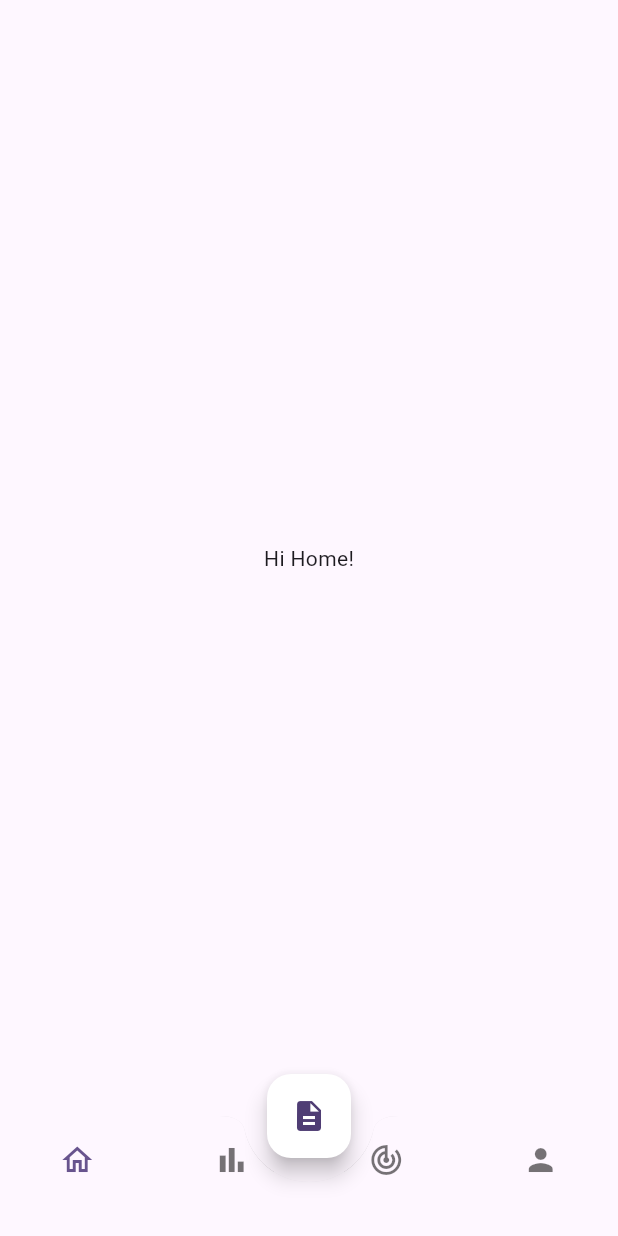
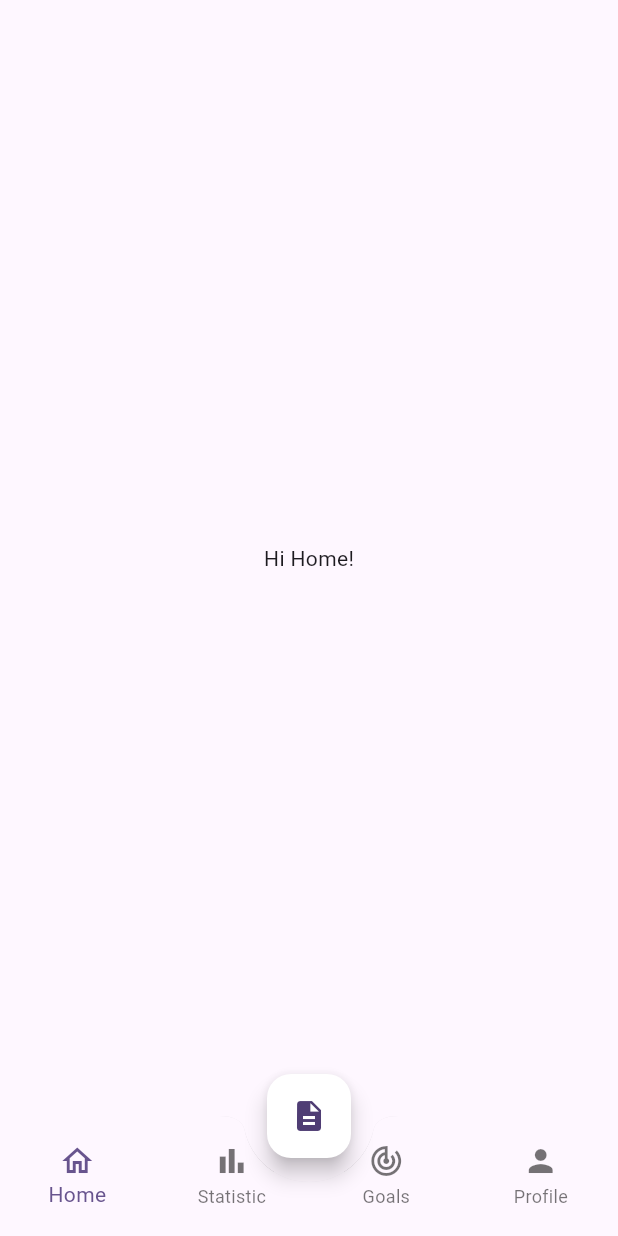
Before and after one commit to UnknownRori/budgetmate, a Flutter app: the screen it shows after launch, after a tap on the "close" icon, on a phone screen of 412 x 824 dp. Run offline on Flutter 3.47's test engine with Material 3 defaults, Android fonts, the light colour scheme and no system bars.

Commit message:
📦 Improve some stuff

```diff
--- a/lib/main.dart
+++ b/lib/main.dart
@@ -140,19 +140,19 @@ class _MainPageState extends State<MainPage> {
             items: const [
               BottomNavigationBarItem(
                 icon: Icon(Icons.home_outlined),
-                label: '',
+                label: 'Home',
               ),
               BottomNavigationBarItem(
                 icon: Icon(Icons.bar_chart),
-                label: '',
+                label: 'Statistic',
               ),
               BottomNavigationBarItem(
                 icon: Icon(Icons.track_changes),
-                label: '',
+                label: 'Goals',
               ),
               BottomNavigationBarItem(
                 icon: Icon(Icons.person),
-                label: '',
+                label: 'Profile',
               ),
             ],
           ),
--- a/lib/page/profile_page.dart
+++ b/lib/page/profile_page.dart
@@ -11,6 +11,11 @@ class ProfilePage extends StatelessWidget {
         margin: EdgeInsets.only(left: 2, right: 2, top: 24, bottom: 24),
         child: Column(
           children: [
+            const Text(
+              "Profile",
+              style: title,
+            ),
+            const SizedBox(height: 26),
             SizedBox(
               width: 200,
               height: 200,
@@ -24,7 +29,7 @@ class ProfilePage extends StatelessWidget {
             ),
             const Text(
               "UnknownRori",
-              style: title,
+              style: subtitle,
             ),
             const SizedBox(height: 26),
             Column(
--- /dev/null
+++ b/lib/utils/theme.dart
@@ -0,0 +1,12 @@
+import 'package:flutter/material.dart';
+
+const TextStyle title =
+    TextStyle(fontSize: 42, fontWeight: FontWeight.bold, fontFamily: 'poppins');
+
+const TextStyle subtitle =
+    TextStyle(fontSize: 32, fontWeight: FontWeight.bold, fontFamily: 'poppins');
+
+const TextStyle text = TextStyle(fontSize: 16, fontFamily: 'poppins');
+
+const TextStyle textDanger =
+    TextStyle(fontSize: 16, color: Colors.red, fontFamily: 'poppins');
```
